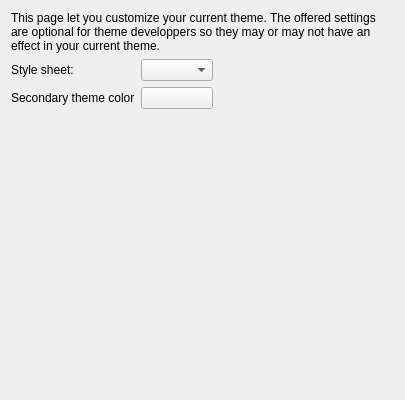
Qt form src/Gui/DlgSettingsTheme.ui (southseact-3d/fcd) before a commit.
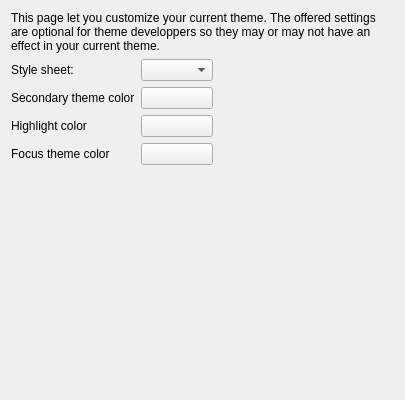
The same form after that commit. Custom widgets are drawn as their Qt base class.

Commit message: Add highlight color and focus color to theme customization.

The edit to the form file:
```diff
--- a/src/Gui/DlgSettingsTheme.ui
+++ b/src/Gui/DlgSettingsTheme.ui
@@ -75,6 +75,72 @@
          </property>
         </widget>
        </item>
+       <item row="2" column="0">
+        <widget class="QLabel">
+         <property name="text">
+          <string>Highlight color</string>
+         </property>
+        </widget>
+       </item>
+       <item row="2" column="1">
+        <widget class="Gui::PrefColorButton" name="ThemeHighlightColor">
+         <property name="sizePolicy">
+          <sizepolicy hsizetype="MinimumExpanding" vsizetype="Fixed">
+           <horstretch>0</horstretch>
+           <verstretch>0</verstretch>
+          </sizepolicy>
+         </property>
+         <property name="toolTip">
+          <string>This color might be used by your theme to let you customize it.</string>
+         </property>
+         <property name="color" stdset="0">
+          <color>
+           <red>85</red>
+           <green>123</green>
+           <blue>182</blue>
+          </color>
+         </property>
+         <property name="prefEntry" stdset="0">
+          <cstring>ThemeHighlightColor</cstring>
+         </property>
+         <property name="prefPath" stdset="0">
+          <cstring>Themes</cstring>
+         </property>
+        </widget>
+       </item>
+       <item row="3" column="0">
+        <widget class="QLabel">
+         <property name="text">
+          <string>Focus theme color</string>
+         </property>
+        </widget>
+       </item>
+       <item row="3" column="1">
+        <widget class="Gui::PrefColorButton" name="ThemeFocusColor">
+         <property name="sizePolicy">
+          <sizepolicy hsizetype="MinimumExpanding" vsizetype="Fixed">
+           <horstretch>0</horstretch>
+           <verstretch>0</verstretch>
+          </sizepolicy>
+         </property>
+         <property name="toolTip">
+          <string>This color might be used by your theme to let you customize it.</string>
+         </property>
+         <property name="color" stdset="0">
+          <color>
+           <red>85</red>
+           <green>123</green>
+           <blue>182</blue>
+          </color>
+         </property>
+         <property name="prefEntry" stdset="0">
+          <cstring>ThemeFocusColor</cstring>
+         </property>
+         <property name="prefPath" stdset="0">
+          <cstring>Themes</cstring>
+         </property>
+        </widget>
+       </item>
       </layout>
      </item>
      <item row="0" column="1">
```
The commit also changes 1 other file.
